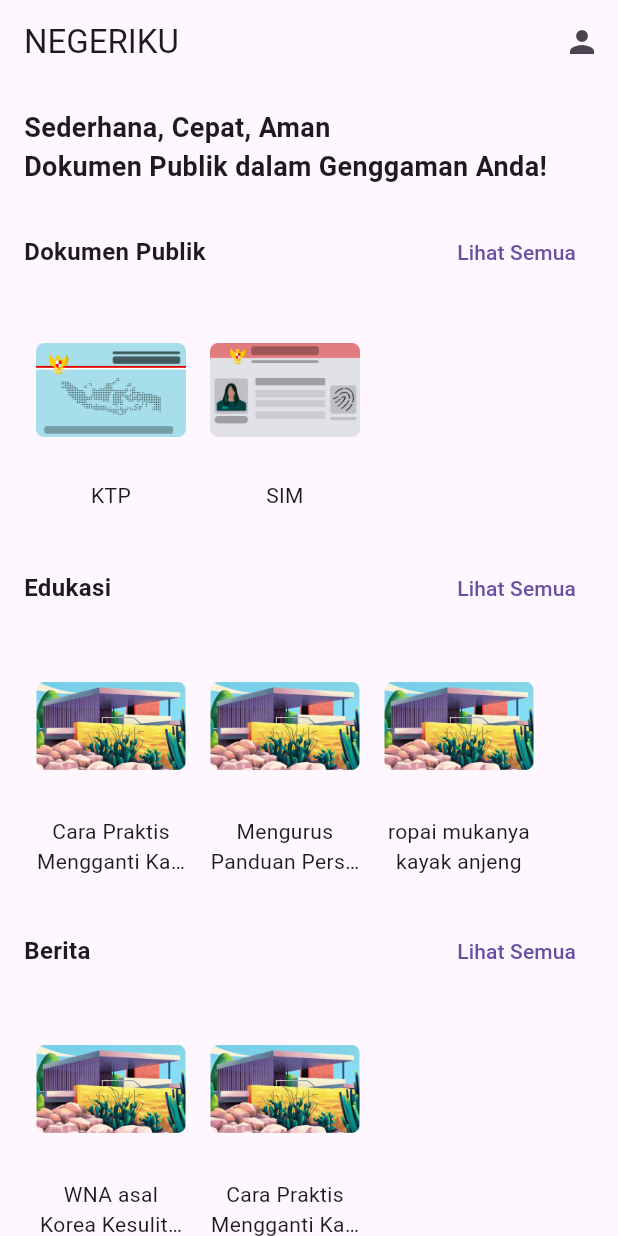
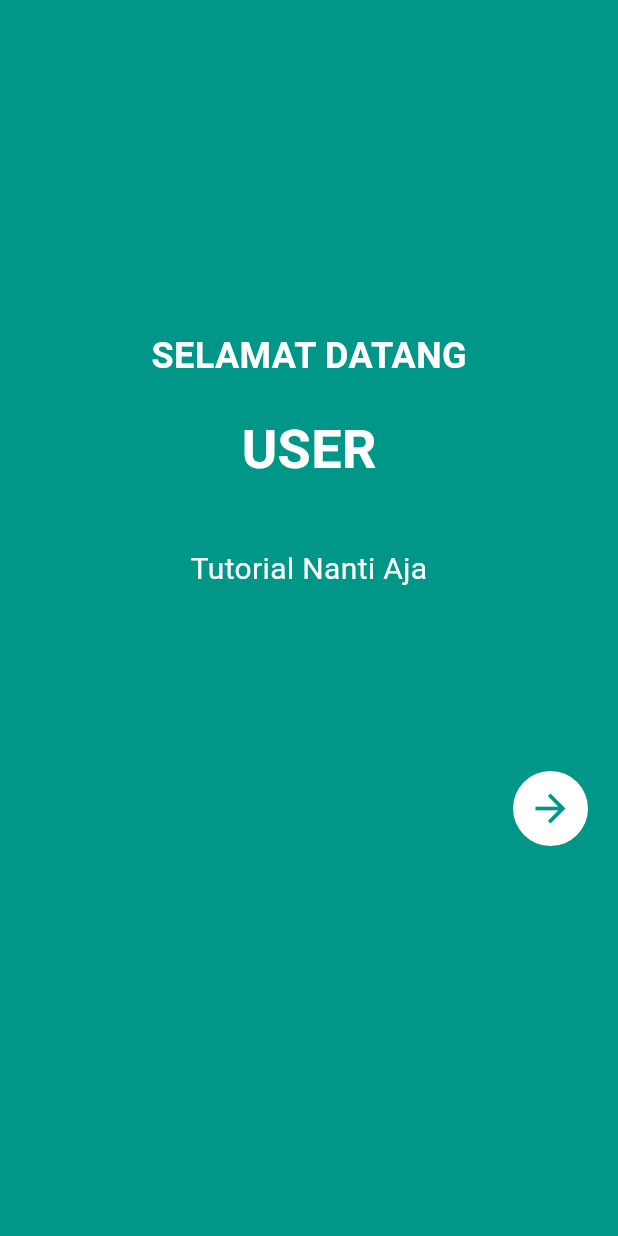
Before and after one commit to tb-sirait/PakRandiDosenFavorit, a Flutter app: the screen it shows after launch, on a phone screen of 412 x 824 dp. Run offline on Flutter 3.47's test engine with Material 3 defaults, Android fonts, the phone set to English and light mode, and no system bars.

Commit message:
update code = login.dart

```diff
--- a/lib/home_activity.dart
+++ b/lib/home_activity.dart
@@ -61,7 +61,7 @@ class HomePage extends StatelessWidget {
                       title: 'Mengurus Panduan Persyaratan Dokumen Keperluan',
                       imagePath: 'assets/berita.png'),
                   ItemCard(
-                      title: 'ropai mukanya kayak anjeng',
+                      title: 'Dokumen publik tidak dapat diakses? begini caranya',
                       imagePath: 'assets/berita.png'),
                 ],
                 navigateTo: () {
--- a/lib/main.dart
+++ b/lib/main.dart
@@ -1,5 +1,6 @@
 import 'package:flutter/material.dart';
 import 'package:pakrandidosenfavorit/berita/dummy_konten_berita.dart';
+import 'package:pakrandidosenfavorit/no_tutorial_access.dart';
 import 'package:pakrandidosenfavorit/opsi_homepage/opsi_edukasi.dart';
 import 'package:pakrandidosenfavorit/profil/profil.dart';
 import 'home_activity.dart';
@@ -24,7 +25,8 @@ class MyApp extends StatelessWidget {
         '/news': (context)=> const OpsiBerita(),
         '/education': (context) => const OpsiEdukasi(),
         '/profile': (context) => const Profile(),
-        '/news/nama-konten-1': (context)=> const KontenBerita1()
+        '/news/nama-konten-1': (context)=> const KontenBerita1(),
+        '/new-access-page': (context)=> noTutorial()
       },
     );
   }
--- /dev/null
+++ b/lib/no_tutorial_access.dart
@@ -0,0 +1,75 @@
+import 'package:flutter/material.dart';
+import 'package:pakrandidosenfavorit/profil/login_sign_in/login.dart';
+
+class noTutorial extends StatelessWidget {
+  @override
+  Widget build(BuildContext context) {
+    return MaterialApp(
+      home: Scaffold(
+        backgroundColor: Colors.teal,
+        body: Center(
+          child: Column(
+            mainAxisAlignment: MainAxisAlignment.center,
+            children: [
+              Text(
+                'SELAMAT DATANG',
+                style: TextStyle(
+                  fontSize: 24,
+                  fontWeight: FontWeight.bold,
+                  color: Colors.white,
+                ),
+              ),
+              SizedBox(height: 20),
+              Text(
+                'USER',
+                style: TextStyle(
+                  fontSize: 36,
+                  fontWeight: FontWeight.bold,
+                  color: Colors.white,
+                ),
+              ),
+              SizedBox(height: 40),
+              Text(
+                'Tutorial Nanti Aja',
+                style: TextStyle(
+                  fontSize: 20,
+                  color: Colors.white,
+                ),
+              ),
+              SizedBox(height: 100),
+              Align(
+                alignment: Alignment.bottomRight,
+                child: Padding(
+                  padding: const EdgeInsets.all(20.0),
+                  child: Container(
+                    decoration: BoxDecoration(
+                      shape: BoxShape.circle,
+                      color: Colors.white,
+                    ),
+                    child: InkWell(
+                      onTap: () {
+                        Navigator.push(
+                          context,
+                          MaterialPageRoute(builder: (context) => const LoginScreen()),
+                        );
+                      },
+                      child: Padding(
+                        padding: const EdgeInsets.all(10.0),
+                        child: Icon(
+                          Icons.arrow_forward,
+                          color: Colors.teal,
+                          size: 30,
+                        ),
+                      ),
+                    ),
+                  ),
+                ),
+              ),
+              SizedBox(height: 20),
+            ],
+          ),
+        ),
+      ),
+    );
+  }
+}
--- a/lib/profil/profil.dart
+++ b/lib/profil/profil.dart
@@ -33,7 +33,7 @@ class Profile extends StatelessWidget {
             const SizedBox(height: 16),
             Center(
               child: Text(
-                'Aditya',
+                'kiky a',
                 style: const TextStyle(
                   fontSize: 18,
                   fontWeight: FontWeight.bold,
@@ -58,9 +58,9 @@ class Profile extends StatelessWidget {
             const SizedBox(height: 24),
             _buildProfileField('NIK', '197823028927182309217'),
             const SizedBox(height: 16),
-            _buildProfileField('Nama', 'ADITYA FAHLEPI'),
+            _buildProfileField('Nama', 'Mohammad Rizky Arfianto'),
             const SizedBox(height: 16),
-            _buildProfileField('Email', 'ADIY111@GMAIL.COM'),
+            _buildProfileField('Email', 'kikyarfi@adotgrup.org'),
             const SizedBox(height: 16),
             _buildProfileField('Password', '*********'),
             const SizedBox(height: 32),
```
Also changed, not shown: lib/SplashScreen.dart (+6 -2 lines), lib/profil/login_sign_in/login.dart (+162 -0 lines).
